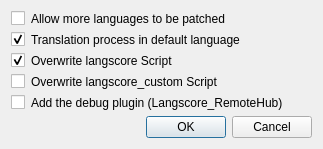
First picture: the form in src/ui/dialog/UpdatePluginDialog.ui, repository MUkoutyan/langscore-app, before the edit.
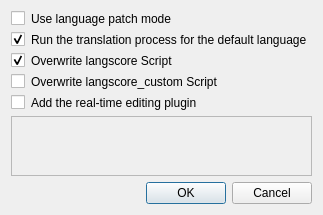
Second picture: the form after the edit.

Diff of the .ui file:
```diff
--- a/src/ui/dialog/UpdatePluginDialog.ui
+++ b/src/ui/dialog/UpdatePluginDialog.ui
@@ -35,7 +35,7 @@
    <item>
     <widget class="QCheckBox" name="enablePatch">
      <property name="text">
-      <string>Allow more languages to be patched</string>
+      <string>Use language patch mode</string>
      </property>
     </widget>
    </item>
@@ -45,7 +45,7 @@
       <string extracomment="チェックを外すと、デフォルト言語が選択されている場合において翻訳処理がスキップされます。">If unchecked, the translation process is skipped when the default language is selected.</string>
      </property>
      <property name="text">
-      <string>Translation process in default language</string>
+      <string>Run the translation process for the default language</string>
      </property>
      <property name="checked">
       <bool>true</bool>
@@ -81,7 +81,32 @@
       <string>Adds the debug plugin Langscore_RemoteHub. It works only while test playing.</string>
      </property>
      <property name="text">
-      <string>Add the debug plugin (Langscore_RemoteHub)</string>
+      <string>Add the real-time editing plugin</string>
+     </property>
+    </widget>
+   </item>
+   <item>
+    <widget class="QLabel" name="descriptionLabel">
+     <property name="minimumSize">
+      <size>
+       <width>300</width>
+       <height>60</height>
+      </size>
+     </property>
+     <property name="frameShape">
+      <enum>QFrame::Shape::StyledPanel</enum>
+     </property>
+     <property name="text">
+      <string notr="true"/>
+     </property>
+     <property name="alignment">
+      <set>Qt::AlignmentFlag::AlignLeading|Qt::AlignmentFlag::AlignLeft|Qt::AlignmentFlag::AlignTop</set>
+     </property>
+     <property name="wordWrap">
+      <bool>true</bool>
+     </property>
+     <property name="margin">
+      <number>4</number>
      </property>
     </widget>
    </item>
```
Left out of the diff: 18 changed lines with no effect on the pictures.
